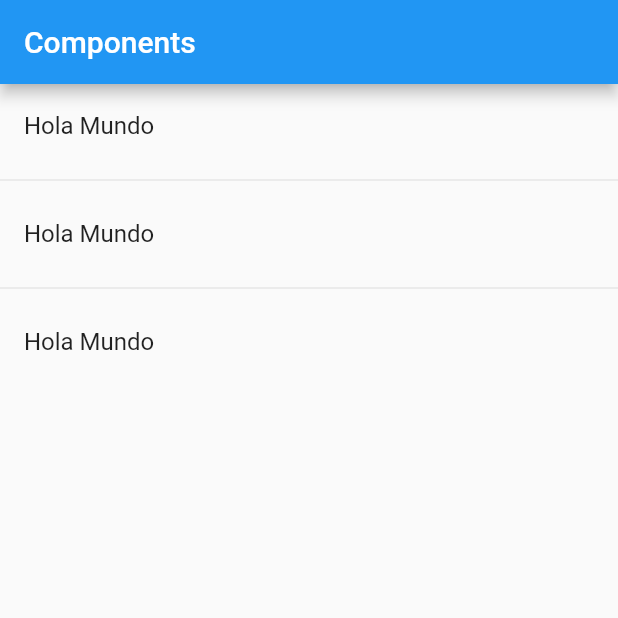
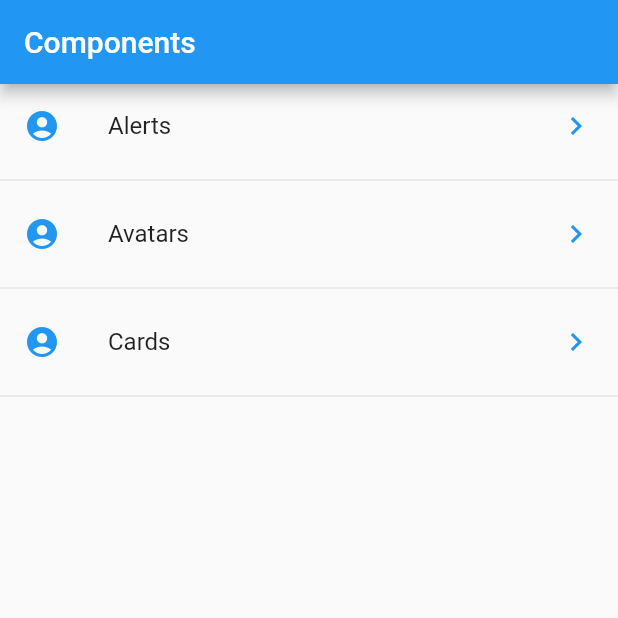
Before and after one commit to CristhoperDev/flutter_components, a Flutter app: the screen it shows after launch, on a phone screen of 412 x 824 dp, the top half of it. Run offline on Flutter 3.47's test engine with Material 2 defaults, Android fonts, the phone set to English and light mode, and no system bars.

```diff
--- a/lib/pages/home_page.dart
+++ b/lib/pages/home_page.dart
@@ -13,19 +13,34 @@ class HomePage extends StatelessWidget {
   }
 
   Widget _list() {
-    print(menuProvider.options);
-    return ListView(
-      children: _createListItems(),
-    );
+//    menuProvider.loadData()
+  return FutureBuilder(
+    future: menuProvider.loadData(),
+    initialData: [],
+    builder: (context, AsyncSnapshot< List<dynamic> > snapshot) {
+      return ListView(
+        children: _createListItems(snapshot.data),
+      );
+    },
+  );
   }
 
-  List<Widget> _createListItems() {
-    return [
-      ListTile(title: Text('Hola Mundo'),),
-      Divider(),
-      ListTile(title: Text('Hola Mundo'),),
-      Divider(),
-      ListTile(title: Text('Hola Mundo'),)
-    ];
+  List<Widget> _createListItems( List<dynamic> data ) {
+    final List<Widget> options = [];
+    data.forEach( (opt) {
+      final widgetTemp = ListTile(
+        title: Text(opt['text']),
+        leading: Icon(Icons.account_circle, color: Colors.blue),
+        trailing: Icon(Icons.keyboard_arrow_right, color: Colors.blue),
+        onTap: () {
+
+        },
+      );
+
+      options..add(widgetTemp)
+             ..add(Divider());
+    });
+
+    return options;
   }
 }
--- a/lib/src/providers/menu_provider.dart
+++ b/lib/src/providers/menu_provider.dart
@@ -12,7 +12,6 @@ class _MenuProvider {
     final resp = await rootBundle.loadString('data/menu_options.json');
 
       Map dataMap = json.decode(resp);
-      print(dataMap['routes']);
       options = dataMap['routes'];
 
       return options;
```
